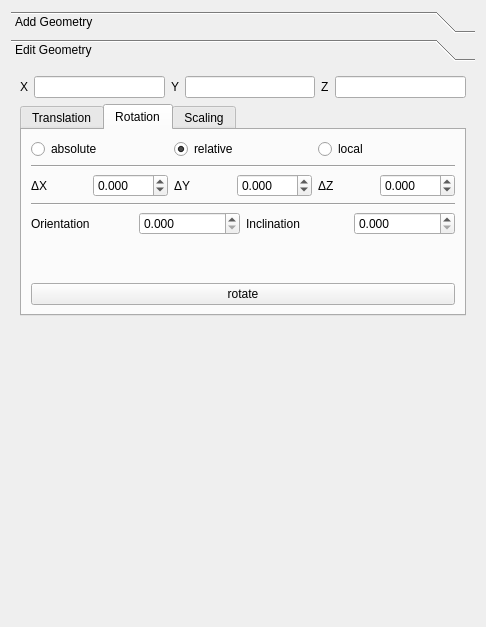
Qt form SIM-VICUS/src/SVPropEditGeometry.ui (ghorwin/SIM-VICUS) before a commit.
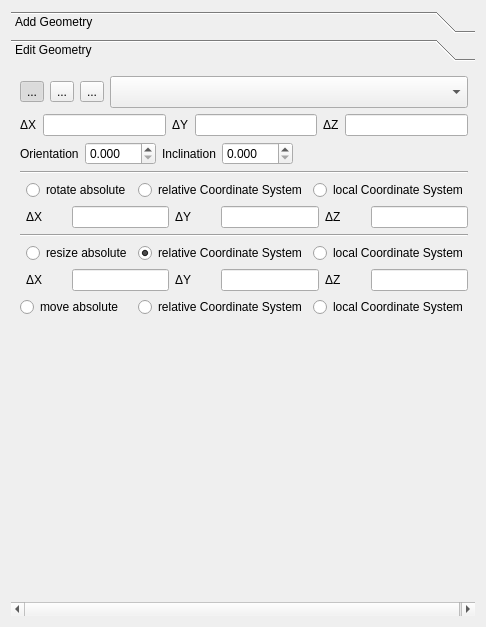
The same form after that commit. The open tabs and pages were chosen to show the change. Icons and pictures are not drawn. Custom widgets are drawn as their Qt base class.

Commit message: Startet modification of geometry modification ( not finished ) added widget to toolbar to show local coordinate system information

The edit to the form file:
```diff
--- a/SIM-VICUS/src/SVPropEditGeometry.ui
+++ b/SIM-VICUS/src/SVPropEditGeometry.ui
@@ -13,8 +13,8 @@
   <property name="windowTitle">
    <string>Form</string>
   </property>
-  <layout class="QGridLayout" name="gridLayout_4">
-   <item row="0" column="1">
+  <layout class="QGridLayout" name="gridLayout">
+   <item row="0" column="0">
     <widget class="QToolBox" name="toolBoxGeometry">
      <property name="minimumSize">
       <size>
@@ -162,233 +162,30 @@
       <attribute name="label">
        <string>Edit Geometry</string>
       </attribute>
-      <layout class="QVBoxLayout" name="verticalLayout_2">
-       <item>
-        <layout class="QHBoxLayout" name="horizontalLayout">
-         <item>
-          <widget class="QLabel" name="label">
-           <property name="text">
-            <string>X</string>
-           </property>
-          </widget>
-         </item>
-         <item>
-          <widget class="QLineEdit" name="lineEditXValue"/>
-         </item>
-         <item>
-          <widget class="QLabel" name="label_2">
-           <property name="text">
-            <string>Y</string>
-           </property>
-          </widget>
-         </item>
-         <item>
-          <widget class="QLineEdit" name="lineEditYValue"/>
-         </item>
-         <item>
-          <widget class="QLabel" name="label_3">
-           <property name="text">
-            <string>Z</string>
-           </property>
-          </widget>
-         </item>
-         <item>
-          <widget class="QLineEdit" name="lineEditZValue"/>
-         </item>
-        </layout>
-       </item>
-       <item>
-        <widget class="QTabWidget" name="tabModification">
-         <property name="currentIndex">
-          <number>0</number>
-         </property>
-         <widget class="QWidget" name="tabTranslation">
-          <property name="sizePolicy">
-           <sizepolicy hsizetype="Preferred" vsizetype="Expanding">
-            <horstretch>0</horstretch>
-            <verstretch>0</verstretch>
-           </sizepolicy>
-          </property>
-          <attribute name="title">
-           <string>Translation</string>
-          </attribute>
-          <layout class="QGridLayout" name="gridLayout_8">
-           <item row="4" column="0">
-            <widget class="QPushButton" name="pushButtonTranslate">
-             <property name="minimumSize">
-              <size>
-               <width>0</width>
-               <height>1</height>
-              </size>
-             </property>
-             <property name="text">
-              <string>translate</string>
-             </property>
-            </widget>
-           </item>
-           <item row="2" column="0">
-            <layout class="QHBoxLayout" name="horizontalLayout_2">
-             <item>
-              <widget class="QLabel" name="labelTranslationX">
-               <property name="text">
-                <string>ΔX</string>
-               </property>
-              </widget>
-             </item>
-             <item>
-              <widget class="QDoubleSpinBox" name="doubleSpinBoxTranslateX">
-               <property name="decimals">
-                <number>3</number>
-               </property>
-              </widget>
-             </item>
-             <item>
-              <widget class="QLabel" name="labelTranslationY">
-               <property name="text">
-                <string>ΔY</string>
-               </property>
-              </widget>
-             </item>
-             <item>
-              <widget class="QDoubleSpinBox" name="doubleSpinBoxTranslateY">
-               <property name="decimals">
-                <number>3</number>
-               </property>
-              </widget>
-             </item>
-             <item>
-              <widget class="QLabel" name="labelTranslationZ">
-               <property name="text">
-                <string>ΔZ</string>
-               </property>
-              </widget>
-             </item>
-             <item>
-              <widget class="QDoubleSpinBox" name="doubleSpinBoxTranslateZ">
-               <property name="decimals">
-                <number>3</number>
-               </property>
-              </widget>
-             </item>
-            </layout>
-           </item>
-           <item row="0" column="0">
-            <layout class="QHBoxLayout" name="horizontalLayout_3">
-             <property name="sizeConstraint">
-              <enum>QLayout::SetDefaultConstraint</enum>
-             </property>
-             <item>
-              <widget class="QRadioButton" name="radioButtonAbsolute">
-               <property name="text">
-                <string>absolute</string>
-               </property>
-              </widget>
-             </item>
-             <item>
-              <widget class="QRadioButton" name="radioButtonRelative">
-               <property name="text">
-                <string>relative</string>
-               </property>
-               <property name="checked">
-                <bool>true</bool>
-               </property>
-              </widget>
-             </item>
-             <item>
-              <widget class="QRadioButton" name="radioButtonLocal">
-               <property name="text">
-                <string>local</string>
-               </property>
-              </widget>
-             </item>
-            </layout>
-           </item>
-           <item row="3" column="0">
-            <spacer name="verticalSpacer_7">
+      <layout class="QGridLayout" name="gridLayout_6">
+       <item row="7" column="0">
+        <spacer name="verticalSpacer_2">
              <property name="orientation">
               <enum>Qt::Vertical</enum>
              </property>
              <property name="sizeHint" stdset="0">
               <size>
                <width>20</width>
-               <height>40</height>
+           <height>311</height>
               </size>
              </property>
             </spacer>
            </item>
-           <item row="1" column="0">
-            <widget class="Line" name="line_3">
-             <property name="orientation">
-              <enum>Qt::Horizontal</enum>
-             </property>
-            </widget>
-           </item>
-          </layout>
-         </widget>
-         <widget class="QWidget" name="tabScaling">
-          <attribute name="title">
-           <string>Rotation</string>
-          </attribute>
-          <layout class="QGridLayout" name="gridLayout_9">
-           <item row="3" column="0">
-            <widget class="Line" name="line">
-             <property name="orientation">
-              <enum>Qt::Horizontal</enum>
-             </property>
-            </widget>
-           </item>
-           <item row="11" column="0">
-            <widget class="QPushButton" name="pushButtonRotate">
-             <property name="minimumSize">
-              <size>
-               <width>0</width>
-               <height>1</height>
-              </size>
-             </property>
-             <property name="text">
-              <string>rotate</string>
-             </property>
-            </widget>
-           </item>
            <item row="4" column="0">
-            <layout class="QHBoxLayout" name="horizontalLayoutAbsRotate">
-             <item>
-              <widget class="QLabel" name="labelRotateOrientationAbs">
-               <property name="text">
-                <string>Orientation</string>
+        <widget class="Line" name="line_7">
+         <property name="orientation">
+          <enum>Qt::Horizontal</enum>
                </property>
               </widget>
              </item>
-             <item>
-              <widget class="QDoubleSpinBox" name="doubleSpinBoxRotateOrientationAbs">
-               <property name="decimals">
-                <number>3</number>
-               </property>
-               <property name="maximum">
-                <double>360.000000000000000</double>
-               </property>
-              </widget>
-             </item>
-             <item>
-              <widget class="QLabel" name="labelRotateInclinationAbs">
-               <property name="text">
-                <string>Inclination</string>
-               </property>
-              </widget>
-             </item>
-             <item>
-              <widget class="QDoubleSpinBox" name="doubleSpinBoxRotateInclinationAbs">
-               <property name="decimals">
-                <number>3</number>
-               </property>
-               <property name="maximum">
-                <double>180.000000000000000</double>
-               </property>
-              </widget>
-             </item>
-            </layout>
-           </item>
-           <item row="0" column="0">
+       <item row="3" column="0">
+        <layout class="QGridLayout" name="gridLayout_4">
+         <item row="0" column="1">
             <layout class="QHBoxLayout" name="horizontalLayout_6">
              <item>
               <widget class="QRadioButton" name="radioButtonRotateAbsolute">
@@ -396,14 +193,14 @@
                 <bool>true</bool>
                </property>
                <property name="text">
-                <string>absolute</string>
+              <string>rotate absolute</string>
                </property>
               </widget>
              </item>
              <item>
               <widget class="QRadioButton" name="radioButtonRotateRelative">
                <property name="text">
-                <string>relative</string>
+              <string>relative Coordinate System</string>
                </property>
                <property name="checked">
                 <bool>true</bool>
@@ -413,218 +210,316 @@
              <item>
               <widget class="QRadioButton" name="radioButtonRotateLocal">
                <property name="text">
-                <string>local</string>
+              <string>local Coordinate System</string>
                </property>
               </widget>
              </item>
             </layout>
            </item>
-           <item row="2" column="0">
+         <item row="1" column="1">
             <layout class="QHBoxLayout" name="horizontalLayout_7">
              <item>
               <widget class="QLabel" name="labelRotateX">
+             <property name="minimumSize">
+              <size>
+               <width>40</width>
+               <height>0</height>
+              </size>
+             </property>
                <property name="text">
                 <string>ΔX</string>
                </property>
               </widget>
              </item>
              <item>
-              <widget class="QDoubleSpinBox" name="doubleSpinBoxRotateX">
-               <property name="suffix">
-                <string comment=" km" extracomment="Degree"/>
-               </property>
-               <property name="decimals">
-                <number>3</number>
-               </property>
-               <property name="minimum">
-                <double>-360.000000000000000</double>
-               </property>
-               <property name="maximum">
-                <double>360.000000000000000</double>
-               </property>
-              </widget>
+            <widget class="QLineEdit" name="lineEditRotaX"/>
              </item>
              <item>
               <widget class="QLabel" name="labelRotateY">
+             <property name="minimumSize">
+              <size>
+               <width>40</width>
+               <height>0</height>
+              </size>
+             </property>
                <property name="text">
                 <string>ΔY</string>
                </property>
               </widget>
              </item>
              <item>
-              <widget class="QDoubleSpinBox" name="doubleSpinBoxRotateY">
-               <property name="decimals">
-                <number>3</number>
-               </property>
-               <property name="minimum">
-                <double>-360.000000000000000</double>
-               </property>
-               <property name="maximum">
-                <double>360.000000000000000</double>
-               </property>
-              </widget>
+            <widget class="QLineEdit" name="lineEditRotaY"/>
              </item>
              <item>
               <widget class="QLabel" name="labelRotateZ">
+             <property name="minimumSize">
+              <size>
+               <width>40</width>
+               <height>0</height>
+              </size>
+             </property>
                <property name="text">
                 <string>ΔZ</string>
                </property>
               </widget>
              </item>
              <item>
-              <widget class="QDoubleSpinBox" name="doubleSpinBoxRotateZ">
-               <property name="decimals">
-                <number>3</number>
-               </property>
-               <property name="minimum">
-                <double>-360.000000000000000</double>
-               </property>
-               <property name="maximum">
-                <double>360.000000000000000</double>
-               </property>
-              </widget>
-             </item>
-            </layout>
+            <widget class="QLineEdit" name="lineEditRotaZ"/>
+           </item>
+          </layout>
+         </item>
+         <item row="0" column="0">
+          <widget class="QLabel" name="labelOrientation">
+           <property name="text">
+            <string>&lt;html&gt;&lt;head/&gt;&lt;body&gt;&lt;p&gt;&lt;img src=&quot;:/gfx/actions/icon-arrow-refresh-double.svg&quot;/&gt;&lt;/p&gt;&lt;/body&gt;&lt;/html&gt;</string>
+           </property>
+          </widget>
+         </item>
+        </layout>
+       </item>
+       <item row="0" column="0">
+        <layout class="QGridLayout" name="gridLayout_3">
+         <item row="1" column="0">
+          <widget class="QToolButton" name="toolButtonTrans">
+           <property name="toolTip">
+            <string>Translation</string>
+           </property>
+           <property name="text">
+            <string>...</string>
+           </property>
+           <property name="icon">
+            <iconset>
+             <disabledon>:/gfx/actions/icon-arrow-expand-alt.svg</disabledon>
+            </iconset>
+           </property>
+           <property name="iconSize">
+            <size>
+             <width>24</width>
+             <height>24</height>
+            </size>
+           </property>
+           <property name="checkable">
+            <bool>true</bool>
+           </property>
+           <property name="checked">
+            <bool>true</bool>
+           </property>
+          </widget>
+         </item>
+         <item row="1" column="3" colspan="3">
+          <widget class="QComboBox" name="comboBox">
+           <property name="minimumSize">
+            <size>
+             <width>0</width>
+             <height>32</height>
+            </size>
+           </property>
+          </widget>
+         </item>
+         <item row="1" column="1">
+          <widget class="QToolButton" name="toolButtonRotate">
+           <property name="toolTip">
+            <string>Rotation</string>
+           </property>
+           <property name="text">
+            <string>...</string>
+           </property>
+           <property name="icon">
+            <iconset>
+             <disabledoff>:/gfx/actions/icon-arrow-refresh-double.svg</disabledoff>
+            </iconset>
+           </property>
+           <property name="iconSize">
+            <size>
+             <width>24</width>
+             <height>24</height>
+            </size>
+           </property>
+           <property name="checkable">
+            <bool>true</bool>
+           </property>
+          </widget>
+         </item>
+         <item row="2" column="0" colspan="6">
+          <layout class="QHBoxLayout" name="horizontalLayout_2">
+           <item>
+            <widget class="QLabel" name="labelTranslationX">
+             <property name="minimumSize">
+              <size>
+               <width>0</width>
+               <height>0</height>
+              </size>
+             </property>
+             <property name="text">
+              <string>ΔX</string>
+             </property>
+            </widget>
+           </item>
+           <item>
+            <widget class="QtExt::ValidatingLineEdit" name="lineEditX"/>
+           </item>
+           <item>
+            <widget class="QLabel" name="labelTranslationY">
+             <property name="minimumSize">
+              <size>
+               <width>0</width>
+               <height>0</height>
+              </size>
+             </property>
+             <property name="text">
+              <string>ΔY</string>
+             </property>
+            </widget>
+           </item>
+           <item>
+            <widget class="QtExt::ValidatingLineEdit" name="lineEditY"/>
+           </item>
+           <item>
+            <widget class="QLabel" name="labelTranslationZ">
+             <property name="minimumSize">
+              <size>
+               <width>0</width>
+               <height>0</height>
+              </size>
+             </property>
+             <property name="text">
+              <string>ΔZ</string>
+             </property>
+            </widget>
+           </item>
+           <item>
+            <widget class="QtExt::ValidatingLineEdit" name="lineEditZ"/>
+           </item>
+          </layout>
+         </item>
+         <item row="1" column="2">
+          <widget class="QToolButton" name="toolButtonScale">
+           <property name="toolTip">
+            <string>Scaling/Resizing</string>
+           </property>
+           <property name="text">
+            <string>...</string>
+           </property>
+           <property name="icon">
+            <iconset>
+             <disabledoff>:/gfx/actions/icon-resize-resize-alt.svg</disabledoff>
+            </iconset>
+           </property>
+           <property name="iconSize">
+            <size>
+             <width>24</width>
+             <height>24</height>
+            </size>
+           </property>
+           <property name="checkable">
+            <bool>true</bool>
+           </property>
+          </widget>
+         </item>
+        </layout>
+       </item>
+       <item row="6" column="0">
+        <layout class="QHBoxLayout" name="horizontalLayout">
+         <item>
+          <widget class="QRadioButton" name="radioButtonAbsolute">
+           <property name="text">
+            <string>move absolute</string>
+           </property>
+          </widget>
+         </item>
+         <item>
+          <widget class="QRadioButton" name="radioButtonRelative">
+           <property name="text">
+            <string>relative Coordinate System</string>
+           </property>
+           <property name="checked">
+            <bool>true</bool>
+           </property>
+          </widget>
+         </item>
+         <item>
+          <widget class="QRadioButton" name="radioButtonLocal">
+           <property name="text">
+            <string>local Coordinate System</string>
+           </property>
+          </widget>
+         </item>
+        </layout>
+       </item>
+       <item row="2" column="0">
+        <widget class="Line" name="line_6">
+         <property name="orientation">
+          <enum>Qt::Horizontal</enum>
+         </property>
+        </widget>
            </item>
            <item row="5" column="0">
-            <spacer name="verticalSpacer_9">
-             <property name="orientation">
-              <enum>Qt::Vertical</enum>
-             </property>
-             <property name="sizeHint" stdset="0">
-              <size>
-               <width>20</width>
-               <height>40</height>
-              </size>
-             </property>
-            </spacer>
-           </item>
-           <item row="1" column="0">
-            <widget class="Line" name="line_2">
-             <property name="orientation">
-              <enum>Qt::Horizontal</enum>
-             </property>
-            </widget>
-           </item>
-          </layout>
-         </widget>
-         <widget class="QWidget" name="tab">
-          <attribute name="title">
-           <string>Scaling</string>
-          </attribute>
-          <layout class="QGridLayout" name="gridLayout_10">
-           <item row="2" column="0">
+        <layout class="QGridLayout" name="gridLayout_5">
+         <item row="1" column="1">
             <layout class="QHBoxLayout" name="horizontalLayout_5">
              <item>
               <widget class="QLabel" name="labelScaleX">
+             <property name="minimumSize">
+              <size>
+               <width>40</width>
+               <height>0</height>
+              </size>
+             </property>
                <property name="text">
                 <string>ΔX</string>
                </property>
               </widget>
              </item>
              <item>
-              <widget class="QDoubleSpinBox" name="doubleSpinBoxScaleX">
-               <property name="decimals">
-                <number>3</number>
-               </property>
-               <property name="minimum">
-                <double>-100.000000000000000</double>
-               </property>
-               <property name="maximum">
-                <double>100.000000000000000</double>
-               </property>
-               <property name="value">
-                <double>1.000000000000000</double>
-               </property>
-              </widget>
+            <widget class="QLineEdit" name="lineEditScaleX"/>
              </item>
              <item>
               <widget class="QLabel" name="labelScaleY">
+             <property name="minimumSize">
+              <size>
+               <width>40</width>
+               <height>0</height>
+              </size>
+             </property>
                <property name="text">
                 <string>ΔY</string>
                </property>
               </widget>
              </item>
              <item>
-              <widget class="QDoubleSpinBox" name="doubleSpinBoxScaleY">
-               <property name="decimals">
-                <number>3</number>
-               </property>
-               <property name="minimum">
-                <double>-100.000000000000000</double>
-               </property>
-               <property name="maximum">
-                <double>100.000000000000000</double>
-               </property>
-               <property name="value">
-                <double>1.000000000000000</double>
-               </property>
-              </widget>
+            <widget class="QLineEdit" name="lineEditScaleY"/>
              </item>
              <item>
               <widget class="QLabel" name="labelScaleZ">
+             <property name="minimumSize">
+              <size>
+               <width>40</width>
+               <height>0</height>
+              </size>
+             </property>
                <property name="text">
                 <string>ΔZ</string>
                </property>
               </widget>
              </item>
              <item>
-              <widget class="QDoubleSpinBox" name="doubleSpinBoxScaleZ">
-               <property name="decimals">
-                <number>3</number>
-               </property>
-               <property name="minimum">
-                <double>-100.000000000000000</double>
-               </property>
-               <property name="maximum">
-                <double>100.000000000000000</double>
-               </property>
-               <property name="value">
-                <double>1.000000000000000</double>
-               </property>
-              </widget>
+            <widget class="QLineEdit" name="lineEditScaleZ"/>
              </item>
             </layout>
            </item>
-           <item row="4" column="0">
-            <widget class="QPushButton" name="pushButtonScale">
-             <property name="minimumSize">
-              <size>
-               <width>0</width>
-               <height>1</height>
-              </size>
-             </property>
-             <property name="text">
-              <string>scale</string>
-             </property>
-            </widget>
-           </item>
-           <item row="3" column="0">
-            <spacer name="verticalSpacer_8">
-             <property name="orientation">
-              <enum>Qt::Vertical</enum>
-             </property>
-             <property name="sizeHint" stdset="0">
-              <size>
-               <width>20</width>
-               <height>40</height>
-              </size>
-             </property>
-            </spacer>
-           </item>
-           <item row="0" column="0">
+         <item row="0" column="1">
             <layout class="QHBoxLayout" name="horizontalLayout_4">
              <item>
               <widget class="QRadioButton" name="radioButtonScaleAbsolute">
                <property name="text">
-                <string>absolute</string>
+              <string>resize absolute</string>
                </property>
               </widget>
              </item>
              <item>
               <widget class="QRadioButton" name="radioButtonScaleRelative">
                <property name="text">
-                <string>relative</string>
+              <string>relative Coordinate System</string>
                </property>
                <property name="checked">
                 <bool>true</bool>
@@ -634,68 +529,85 @@
              <item>
               <widget class="QRadioButton" name="radioButtonScaleLocal">
                <property name="text">
-                <string>local</string>
+              <string>local Coordinate System</string>
+             </property>
+            </widget>
+           </item>
+          </layout>
+         </item>
+         <item row="0" column="0">
+          <widget class="QLabel" name="labelScaling">
+           <property name="text">
+            <string>&lt;html&gt;&lt;head/&gt;&lt;body&gt;&lt;p&gt;&lt;img src=&quot;:/gfx/actions/icon-resize-resize-alt.svg&quot;/&gt;&lt;/p&gt;&lt;/body&gt;&lt;/html&gt;</string>
                </property>
               </widget>
              </item>
             </layout>
            </item>
            <item row="1" column="0">
-            <widget class="Line" name="line_4">
+        <layout class="QHBoxLayout" name="horizontalLayoutAbsRotate">
+         <item>
+          <widget class="QLabel" name="labelRotateOrientationAbs">
+           <property name="text">
+            <string>Orientation</string>
+           </property>
+          </widget>
+         </item>
+         <item>
+          <widget class="QDoubleSpinBox" name="doubleSpinBoxRotateOrientationAbs">
+           <property name="decimals">
+            <number>3</number>
+           </property>
+           <property name="maximum">
+            <double>360.000000000000000</double>
+           </property>
+          </widget>
+         </item>
+         <item>
+          <widget class="QLabel" name="labelRotateInclinationAbs">
+           <property name="text">
+            <string>Inclination</string>
+           </property>
+          </widget>
+         </item>
+         <item>
+          <widget class="QDoubleSpinBox" name="doubleSpinBoxRotateInclinationAbs">
+           <property name="decimals">
+            <number>3</number>
+           </property>
+           <property name="maximum">
+            <double>180.000000000000000</double>
+           </property>
+          </widget>
+         </item>
+         <item>
+          <spacer name="horizontalSpacer">
              <property name="orientation">
               <enum>Qt::Horizontal</enum>
              </property>
-            </widget>
-           </item>
-          </layout>
-         </widget>
-        </widget>
-       </item>
-       <item>
-        <spacer name="verticalSpacer_5">
-         <property name="orientation">
-          <enum>Qt::Vertical</enum>
-         </property>
          <property name="sizeHint" stdset="0">
           <size>
-           <width>20</width>
-           <height>100</height>
+             <width>40</width>
+             <height>20</height>
           </size>
          </property>
         </spacer>
        </item>
-       <item>
-        <spacer name="verticalSpacer_2">
-         <property name="orientation">
-          <enum>Qt::Vertical</enum>
-         </property>
-         <property name="sizeHint" stdset="0">
-          <size>
-           <width>20</width>
-           <height>40</height>
-          </size>
-         </property>
-        </spacer>
+        </layout>
        </item>
-       <item>
-        <spacer name="verticalSpacer_6">
-         <property name="orientation">
-          <enum>Qt::Vertical</enum>
-         </property>
-         <property name="sizeHint" stdset="0">
-          <size>
-           <width>20</width>
-           <height>40</height>
-          </size>
-         </property>
-        </spacer>
-       </item>
       </layout>
      </widget>
     </widget>
    </item>
   </layout>
  </widget>
+ <customwidgets>
+  <customwidget>
+   <class>QtExt::ValidatingLineEdit</class>
+   <extends>QLineEdit</extends>
+   <header location="global">QtExt_ValidatingLineEdit.h</header>
+  </customwidget>
+ </customwidgets>
  <resources/>
  <connections/>
 </ui>
```
Lines whose indentation alone changed are shown as unchanged. The commit also changes 20 other files.
